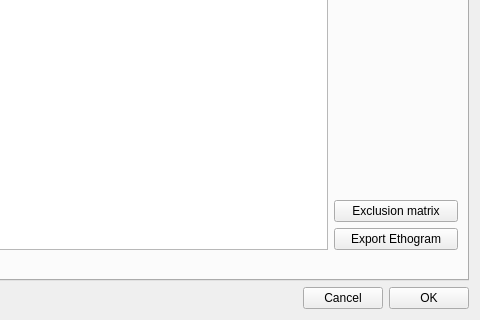
Qt form boris/project.ui (olivierfriard/BORIS) before a commit; both pictures show x 641 to 1121 and y 653 to 973 of the 1121 by 973 pixel window.
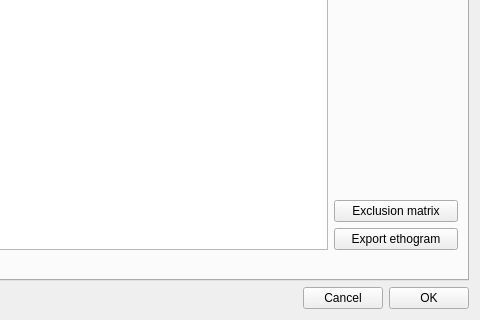
The same form after that commit.

```diff
--- a/boris/project.ui
+++ b/boris/project.ui
@@ -225,7 +225,7 @@
                <item>
                 <widget class="QPushButton" name="pbExportEthogram">
                  <property name="text">
-                  <string>Export Ethogram</string>
+                  <string>Export ethogram</string>
                  </property>
                 </widget>
                </item>
```
Left out of the diff: 2 changed lines with no effect on the pictures.
